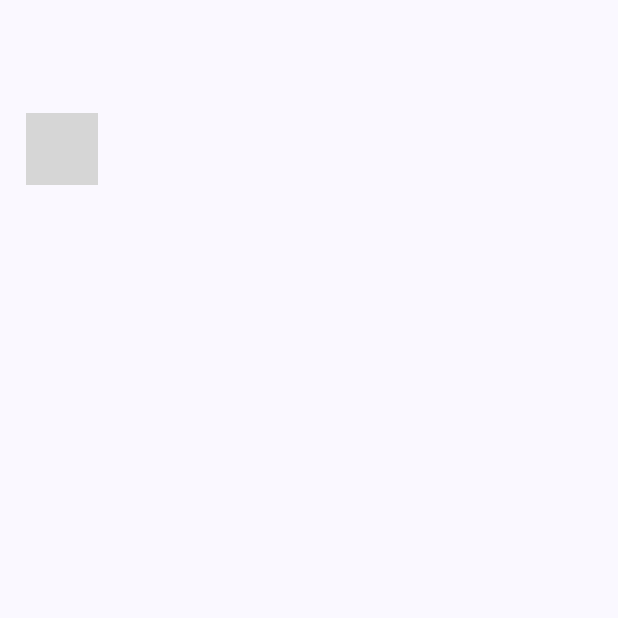
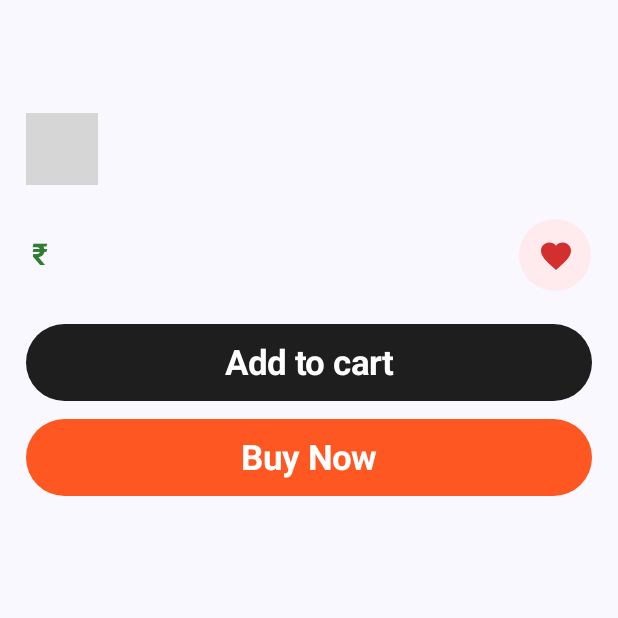
Before and after one commit to astronix1/Shopzi, an Android app built with Jetpack Compose: the composable ProductDetailsPage called with empty values, on a phone screen of 412 x 824 dp, the top half of it. Run offline under Robolectric (Android 15) with nearby library versions, the light colour scheme and no system bars; our stand-ins replace Firebase (no records; nobody signed in at launch, a user with empty details on screens opened directly); libraries missing offline, so code that uses them is left out: com.tbuonomo.viewpagerdotsindicator; 10 statements that could not run were skipped; grey boxes are pictures that could not be loaded.

Commit message:
Improved ui, and added details page

```diff
--- a/app/src/main/java/com/example/shopzi/components/BannerView.kt
+++ b/app/src/main/java/com/example/shopzi/components/BannerView.kt
@@ -35,13 +35,19 @@ fun BannerView(modifier: Modifier = Modifier) {
     val pagerState = rememberPagerState(0) {
         banlist.size
     }
+
+
     LaunchedEffect(banlist.size) {
-        while (true) {
-            delay(2000L)
-            val nextPage = (pagerState.currentPage + 1) % banlist.size
-            pagerState.animateScrollToPage(nextPage)
+        if (banlist.isNotEmpty()) {
+            while (true) {
+                delay(2000L)
+                val nextPage = (pagerState.currentPage + 1) % banlist.size
+                pagerState.animateScrollToPage(nextPage)
+            }
         }
     }
+
+
     LaunchedEffect(Unit) {
         Firebase.firestore.collection("data").document("banners").get().addOnCompleteListener {
             banlist = it.result.get("urls") as List<String>
@@ -59,7 +65,8 @@ fun BannerView(modifier: Modifier = Modifier) {
 
         DotsIndicator(
             dotCount = banlist.size,
-            type = ShiftIndicatorType(dotsGraphic = DotGraphic(color = MaterialTheme.colorScheme.primary,
+            type = ShiftIndicatorType(dotsGraphic =
+                DotGraphic(color = MaterialTheme.colorScheme.primary,
                 size = 6.dp)),
             pagerState = pagerState
         )
--- a/app/src/main/java/com/example/shopzi/components/ProductItemView.kt
+++ b/app/src/main/java/com/example/shopzi/components/ProductItemView.kt
@@ -60,7 +60,7 @@ fun ProductItemView(modifier: Modifier = Modifier, p: ProductModel) {
                         modifier = Modifier
                             .align(Alignment.TopEnd)
                             .padding(8.dp)
-                            .background(MaterialTheme.colorScheme.primary, shape = RoundedCornerShape(8.dp))
+                            .background(Color(0xFFFF7043), shape = RoundedCornerShape(8.dp))
                             .padding(horizontal = 8.dp, vertical = 4.dp)
                     )
                 }
@@ -72,7 +72,7 @@ fun ProductItemView(modifier: Modifier = Modifier, p: ProductModel) {
                 text = p.title,
                 fontWeight = FontWeight.SemiBold,
                 fontSize = 16.sp,
-                maxLines = 2,
+                maxLines = 1,
                 overflow = TextOverflow.Ellipsis,
                 modifier = Modifier.padding(horizontal = 4.dp)
             )
@@ -98,7 +98,7 @@ fun ProductItemView(modifier: Modifier = Modifier, p: ProductModel) {
                         text = "₹${p.actualPrice}",
                         fontSize = 18.sp,
                         fontWeight = FontWeight.Bold,
-                        color = MaterialTheme.colorScheme.primary
+                        color = Color(0xFF2E7D32)
                     )
                 }
 
@@ -109,14 +109,14 @@ fun ProductItemView(modifier: Modifier = Modifier, p: ProductModel) {
                     modifier = Modifier
                         .size(42.dp)
                         .background(
-                            MaterialTheme.colorScheme.primary.copy(alpha = 0.1f),
+                            Color(0xFFEFEBE9),
                             shape = CircleShape
                         )
                 ) {
                     Icon(
                         imageVector = Icons.Default.ShoppingCart,
                         contentDescription = "Cart",
-                        tint = MaterialTheme.colorScheme.primary,
+                        tint = Color(0xFF6D4C41),
                         modifier = Modifier.size(24.dp)
                     )
                 }
--- a/app/src/main/java/com/example/shopzi/pages/ProductDetailsPage.kt
+++ b/app/src/main/java/com/example/shopzi/pages/ProductDetailsPage.kt
@@ -1,16 +1,27 @@
 package com.example.shopzi.pages
 
+import androidx.compose.foundation.background
 import androidx.compose.foundation.layout.Column
+import androidx.compose.foundation.layout.Row
 import androidx.compose.foundation.layout.Spacer
 import androidx.compose.foundation.layout.fillMaxSize
 import androidx.compose.foundation.layout.fillMaxWidth
 import androidx.compose.foundation.layout.height
 import androidx.compose.foundation.layout.padding
+import androidx.compose.foundation.layout.size
 import androidx.compose.foundation.pager.HorizontalPager
 import androidx.compose.foundation.pager.rememberPagerState
 import androidx.compose.foundation.rememberScrollState
+import androidx.compose.foundation.shape.CircleShape
 import androidx.compose.foundation.shape.RoundedCornerShape
 import androidx.compose.foundation.verticalScroll
+import androidx.compose.material.icons.Icons
+import androidx.compose.material.icons.filled.Favorite
+import androidx.compose.material.icons.filled.ShoppingCart
+import androidx.compose.material3.Button
+import androidx.compose.material3.ButtonDefaults
+import androidx.compose.material3.Icon
+import androidx.compose.material3.IconButton
 import androidx.compose.material3.MaterialTheme
 import androidx.compose.material3.Text
 import androidx.compose.runtime.Composable
@@ -19,9 +30,12 @@ import androidx.compose.runtime.getValue
 import androidx.compose.runtime.mutableStateOf
 import androidx.compose.runtime.remember
 import androidx.compose.runtime.setValue
+import androidx.compose.ui.Alignment
 import androidx.compose.ui.Modifier
 import androidx.compose.ui.draw.clip
+import androidx.compose.ui.graphics.Color
 import androidx.compose.ui.text.font.FontWeight
+import androidx.compose.ui.text.style.TextDecoration
 import androidx.compose.ui.unit.dp
 import androidx.compose.ui.unit.sp
 import coil.compose.AsyncImage
@@ -31,6 +45,7 @@ import com.google.firebase.firestore.firestore
 import com.tbuonomo.viewpagerdotsindicator.compose.DotsIndicator
 import com.tbuonomo.viewpagerdotsindicator.compose.model.DotGraphic
 import com.tbuonomo.viewpagerdotsindicator.compose.type.ShiftIndicatorType
+import java.time.format.TextStyle
 
 @Composable
 fun ProductDetailsPage(modifier: Modifier = Modifier, productId: String) {
@@ -85,7 +100,93 @@ fun ProductDetailsPage(modifier: Modifier = Modifier, productId: String) {
                     size = 6.dp)),
                 pagerState = pagerState
             )
+
+
+
         }
+        Spacer(modifier = Modifier.height(25.dp))
+        Row(
+            verticalAlignment = Alignment.CenterVertically,
+            modifier = Modifier
+                .fillMaxWidth()
+                .padding(horizontal = 4.dp)
+        ) {
+            Column {
+                if (product.price != product.actualPrice) {
+                    Text(
+                        text = "₹${product.price}",
+                        fontSize = 16.sp,
+                        color = Color.Gray,
+                        style = MaterialTheme.typography.bodySmall.copy(textDecoration = TextDecoration.LineThrough)
+                    )
+                }
+                Text(
+                    text = "₹${product.actualPrice}",
+                    fontSize = 20.sp,
+                    fontWeight = FontWeight.Bold,
+                    color = Color(0xFF2E7D32)
+                )
+            }
+
+            Spacer(modifier = Modifier.weight(1f))
+
+            IconButton(
+                onClick = { /* TODO: Add to cart action */ },
+                modifier = Modifier
+                    .size(42.dp)
+                    .background(
+                        Color(0xFFFFEBEE),
+                        shape = CircleShape
+                    )
+            ) {
+                Icon(
+                    imageVector = Icons.Default.Favorite,
+                    contentDescription = "Cart",
+                    tint = Color(0xFFD32F2F),
+                    modifier = Modifier.size(24.dp)
+                )
+            }
+        }
+        Spacer(modifier = Modifier.height(25.dp))
+        Button(onClick = {
+
+        },
+            modifier = Modifier.fillMaxWidth().height(51.dp),
+            colors = ButtonDefaults.buttonColors(
+                containerColor = Color(0xFF1E1E1E)
+                ,
+                contentColor = Color.White
+            )
+
+        ){
+            Text(text = "Add to cart",
+                fontSize = 23.sp,
+                fontWeight = FontWeight.Bold,
+                )
+        }
+        Spacer(modifier = Modifier.height(12.dp))
+
+        Button(onClick = {
+
+        },
+            modifier = Modifier.fillMaxWidth().height(51.dp),
+            colors = ButtonDefaults.buttonColors(
+                containerColor = Color(0xFFFF5722)
+            )
+
+        ){
+            Text(text = "Buy Now",
+                fontSize = 23.sp,
+                fontWeight = FontWeight.Bold,
+            )
+        }
+
+
+        Spacer(modifier = Modifier.height(25.dp))
+
+        Text(text = product.description, fontSize = 16.sp, fontWeight = FontWeight.SemiBold)
+
+
 
     }
 
--- a/app/src/main/java/com/example/shopzi/ui/theme/Theme.kt
+++ b/app/src/main/java/com/example/shopzi/ui/theme/Theme.kt
@@ -22,6 +22,7 @@ private val LightColorScheme = lightColorScheme(
     primary = Purple40,
     secondary = PurpleGrey40,
     surface = Color(0xFFFFFBFE),
+    background = Color(0xFFFFFBFE),
     tertiary = Pink40
 
     /* Other default colors to override
```
